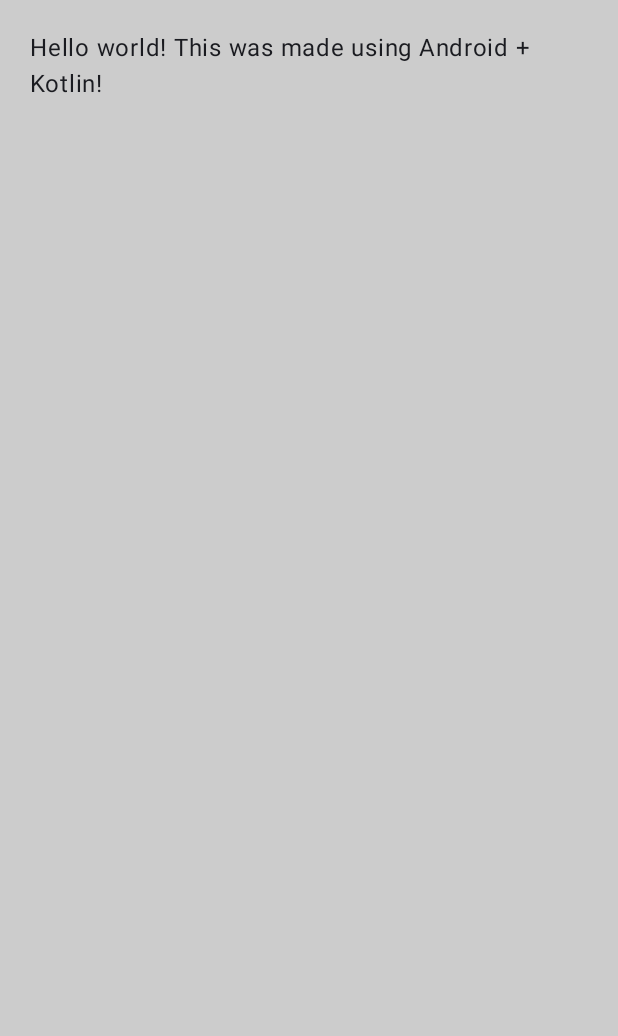
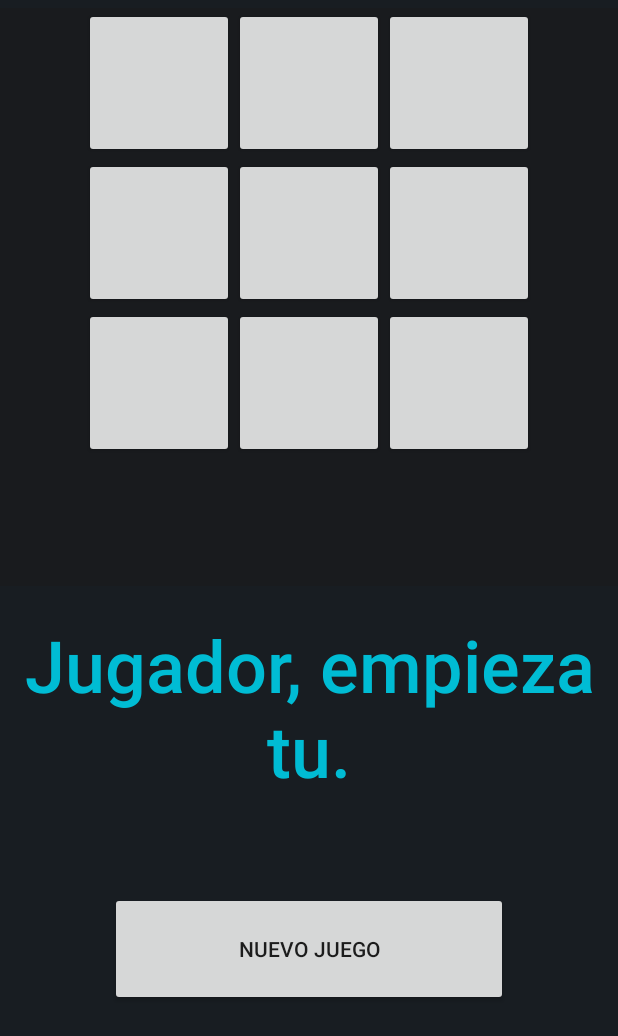
Before and after one commit to bjportelac/DADM_2023II, an Android app built with Jetpack Compose: the screen it shows after launch (MainActivity), on a phone screen of 412 x 824 dp. Shown: the top 1036 px of the screen. Run offline under Robolectric (Android 15) with nearby library versions, the phone set to English and light mode, and no system bars.

Commit message:
Done: Finished Reto 3
- Added TicTacToeGame logic as a java class
- Modified mainActivity to call all methods
- Modified Layout accordingly
- Added String to handle internal resources

```diff
--- a/app/src/main/java/com/dadm/retocero/MainActivity.kt
+++ b/app/src/main/java/com/dadm/retocero/MainActivity.kt
@@ -1,51 +1,93 @@
 package com.dadm.retocero
 
+import android.graphics.Color
 import android.os.Bundle
+import android.widget.Button
+import android.widget.TextView
 import androidx.activity.ComponentActivity
-import androidx.activity.compose.setContent
-import androidx.compose.foundation.layout.fillMaxSize
-import androidx.compose.foundation.layout.padding
-import androidx.compose.material3.MaterialTheme
-import androidx.compose.material3.Surface
-import androidx.compose.material3.Text
-import androidx.compose.runtime.Composable
-import androidx.compose.ui.Modifier
-import androidx.compose.ui.graphics.Color
-import androidx.compose.ui.tooling.preview.Preview
-import androidx.compose.ui.unit.dp
-import com.dadm.retocero.ui.theme.RetoCeroTheme
+import com.dadm.retocero.dto.TicTacToeGame
 
 class MainActivity : ComponentActivity() {
+
+    private var mGame: TicTacToeGame? = null //Represents the internal state of the game
+    private lateinit var mBoardButtons: Array<Button> // Buttons making up the board
+    private lateinit var mInfoTextView: TextView // Various text displayed
+    private lateinit var mReset: Button
+
     override fun onCreate(savedInstanceState: Bundle?) {
         super.onCreate(savedInstanceState)
-        setContent {
-            RetoCeroTheme {
-                // A surface container using the 'background' color from the theme
-                Surface(
-                    modifier = Modifier.fillMaxSize(),
-                    color = MaterialTheme.colorScheme.background
-                ) {
-                    Greeting("Android + Kotlin")
+        setContentView(R.layout.layout)
+
+        mBoardButtons = Array(TicTacToeGame.BOARD_SIZE){ Button(this)}
+        mBoardButtons[0] = findViewById(R.id.one)
+        mBoardButtons[1] = findViewById(R.id.two)
+        mBoardButtons[2] = findViewById(R.id.three)
+        mBoardButtons[3] = findViewById(R.id.four)
+        mBoardButtons[4] = findViewById(R.id.five)
+        mBoardButtons[5] = findViewById(R.id.six)
+        mBoardButtons[6] = findViewById(R.id.seven)
+        mBoardButtons[7] = findViewById(R.id.eight)
+        mBoardButtons[8] = findViewById(R.id.nine)
+        mInfoTextView = findViewById(R.id.information)
+
+        mReset = findViewById(R.id.newGame)
+        mReset.setOnClickListener {
+            startNewGame()
+        }
+
+        mGame = TicTacToeGame()
+
+        startNewGame()
+
+
+    }
+
+    private fun startNewGame(){
+        clearVisibleBoard()
+        mGame?.clearBoard()
+        mInfoTextView.text = resources.getText(R.string.first_human)
+    }
+
+    private fun clearVisibleBoard(){
+        mBoardButtons.forEachIndexed { index, button ->
+            button.text = " "
+            button.isEnabled = true
+            button.setOnClickListener{ onClickListener(index) }
+        }
+    }
+
+    private fun onClickListener(index: Int) {
+        if(mBoardButtons[index].isEnabled){
+            setMove(TicTacToeGame.HUMAN_PLAYER,index)
+
+            var winner = mGame?.checkForWinner()
+            if(winner == 0){
+                mInfoTextView.text = resources.getText(R.string.turn_computer)
+                val move : Int? = mGame?.computerMove
+                if (move != null) {
+                    setMove(TicTacToeGame.COMPUTER_PLAYER,move)
                 }
+                winner = mGame?.checkForWinner()
+            }
+
+            when(winner){
+                0 -> mInfoTextView.text = resources.getText(R.string.turn_human)
+                1 -> mInfoTextView.text = resources.getText(R.string.result_tie)
+                2 -> mInfoTextView.text = resources.getText(R.string.result_human_wins)
+                else -> mInfoTextView.text = resources.getText(R.string.result_computer_wins)
             }
         }
     }
+
+    private fun setMove(player:Char, location: Int){
+        mGame?.setMove(player, location)
+        mBoardButtons[location].isEnabled = false
+        mBoardButtons[location].text = player.toString()
+        if(player == TicTacToeGame.HUMAN_PLAYER){
+            mBoardButtons[location].setTextColor(Color.rgb(0,200,0))
+        }else{
+            mBoardButtons[location].setTextColor(Color.rgb(200,0,0))
+        }
+    }
+
 }
-
-@Composable
-fun Greeting(name: String, modifier: Modifier = Modifier) {
-    Surface(color = Color.LightGray){
-        Text(
-            text = "Hello world! This was made using $name!",
-            modifier = modifier.padding(20.dp)
-        )
-    }
-}
-
-@Preview(showBackground = true)
-@Composable
-fun GreetingPreview() {
-    RetoCeroTheme {
-        Greeting("Android + Kotlin")
-    }
-}
--- /dev/null
+++ b/app/src/main/java/com/dadm/retocero/dto/TicTacToeGame.java
@@ -0,0 +1,105 @@
+package com.dadm.retocero.dto;
+
+import java.util.Random;
+
+public class TicTacToeGame {
+
+    public static final int BOARD_SIZE = 9;
+    private char mBoard[] = new char[BOARD_SIZE];
+
+    // Characters used to represent the human, computer, and open spots
+    public static final char HUMAN_PLAYER = 'X';
+    public static final char COMPUTER_PLAYER = 'O';
+    public static final char OPEN_SPOT = ' ';
+
+    private Random mRand;
+
+    public TicTacToeGame() {
+        // Seed the random number generator
+        mRand = new Random();
+    }
+
+    /** Clear the board of all X's and O's by setting all spots to OPEN_SPOT. */
+    public void clearBoard(){
+        for(int i = 0; i < BOARD_SIZE; i++){
+            mBoard[i] = OPEN_SPOT;
+        }
+    }
+
+    /** Set the given player at the given location on the game board.
+     * The location must be available, or the board will not be changed.
+     *
+     * @param player - The HUMAN_PLAYER or COMPUTER_PLAYER
+     * @param location - The location (0-8) to place the move
+     */
+    public void setMove(char player, int location){
+        if(location < BOARD_SIZE && mBoard[location] == OPEN_SPOT){
+            mBoard[location] = player;
+        }
+    }
+    /** Return the best move for the computer to make. You must call setMove()
+     * to actually make the computer move to that location.
+     * @return The best move for the computer to make (0-8).
+     */
+    public int getComputerMove(){
+        int move = -1;
+        for(int i = 0; i < BOARD_SIZE; i++){
+            if(mBoard[i] != HUMAN_PLAYER && mBoard[i]!= COMPUTER_PLAYER){
+                char current = mBoard[i];
+                // First check if there's a move the computer can make to win
+                mBoard[i] = COMPUTER_PLAYER;
+                if(checkForWinner() == 3){
+                    return i;
+                }
+                // Check if there's a move the computer can make to block the human player from winning
+                mBoard[i] = HUMAN_PLAYER;
+                if(checkForWinner() == 2){
+                    move = i;
+                }
+                mBoard[i] = current;
+            }
+        }
+
+        // If no winning or blocking move was found, make a random move
+        if(move == -1){
+            do{
+                move = mRand.nextInt(BOARD_SIZE);
+            }while (mBoard[move] == HUMAN_PLAYER || mBoard[move] == COMPUTER_PLAYER);
+        }
+
+        return move;
+    }
+
+    /**
+     * Check for a winner and return a status value indicating who has won.
+     * @return Return 0 if no winner or tie yet, 1 if it's a tie, 2 if X won,
+     * or 3 if O won.
+     */
+    public int checkForWinner(){
+
+        int[][] winCombinations = new int[][] {
+                {0, 1, 2}, {3, 4, 5}, {6, 7, 8}, // rows
+                {0, 3, 6}, {1, 4, 7}, {2, 5, 8}, // columns
+                {0, 4, 8}, {2, 4, 6}  // diagonals
+        };
+
+        // Check for each winning combination
+        for (int[] combination : winCombinations) {
+            if (mBoard[combination[0]] == HUMAN_PLAYER && mBoard[combination[1]] == HUMAN_PLAYER && mBoard[combination[2]] == HUMAN_PLAYER)
+                return 2;
+            if (mBoard[combination[0]] == COMPUTER_PLAYER && mBoard[combination[1]] == COMPUTER_PLAYER && mBoard[combination[2]] == COMPUTER_PLAYER)
+                return 3;
+        }
+
+        // Check for tie
+        for (int i = 0; i < BOARD_SIZE; i++) {
+            // If we find a number, then no one has won yet
+            if (mBoard[i] != HUMAN_PLAYER && mBoard[i] != COMPUTER_PLAYER)
+                return 0;
+        }
+
+        return 1;
+
+    }
+
+}
--- /dev/null
+++ b/app/src/main/res/layout/layout.xml
@@ -0,0 +1,115 @@
+<?xml version="1.0" encoding="utf-8"?>
+<LinearLayout xmlns:android="http://schemas.android.com/apk/res/android"
+    android:layout_width="fill_parent"
+    android:layout_height="fill_parent"
+    android:background="#181D22"
+    android:gravity="center_horizontal"
+    android:orientation="vertical">
+
+    <TableLayout
+        android:id="@+id/play_grid"
+        android:layout_width="match_parent"
+        android:layout_height="385dp"
+        android:layout_gravity="center_vertical"
+        android:layout_marginTop="5dp"
+        android:background="#801B1B1B">
+
+        <TableRow android:gravity="center_horizontal">
+
+            <Button
+                android:id="@+id/one"
+                android:layout_width="100dp"
+                android:layout_height="100dp"
+                android:fontFamily="sans-serif-black"
+                android:text="@string/_1"
+                android:textSize="70sp" />
+
+            <Button
+                android:id="@+id/two"
+                android:layout_width="100dp"
+                android:layout_height="100dp"
+                android:fontFamily="sans-serif-black"
+                android:text="@string/_2"
+                android:textSize="70sp" />
+
+            <Button
+                android:id="@+id/three"
+                android:layout_width="100dp"
+                android:layout_height="100dp"
+                android:fontFamily="sans-serif-black"
+                android:text="@string/_3"
+                android:textSize="70sp" />
+        </TableRow>
+
+        <TableRow android:gravity="center_horizontal">
+
+            <Button
+                android:id="@+id/four"
+                android:layout_width="100dp"
+                android:layout_height="100dp"
+                android:fontFamily="sans-serif-black"
+                android:text="@string/_4"
+                android:textSize="70sp" />
+
+            <Button
+                android:id="@+id/five"
+                android:layout_width="100dp"
+                android:layout_height="100dp"
+                android:fontFamily="sans-serif-black"
+                android:text="@string/_5"
+                android:textSize="70sp" />
+
+            <Button
+                android:id="@+id/six"
+                android:layout_width="100dp"
+                android:layout_height="100dp"
+                android:fontFamily="sans-serif-black"
+                android:text="@string/_6"
+                android:textSize="70sp" />
+        </TableRow>
+
+        <TableRow android:gravity="center_horizontal">
+
+            <Button
+                android:id="@+id/seven"
+                android:layout_width="100dp"
+                android:layout_height="100dp"
+                android:fontFamily="sans-serif-black"
+                android:text="@string/_7"
+                android:textSize="70sp" />
+
+            <Button
+                android:id="@+id/eight"
+                android:layout_width="100dp"
+                android:layout_height="100dp"
+                android:fontFamily="sans-serif-black"
+                android:text="@string/_8"
+                android:textSize="70sp" />
+
+            <Button
+                android:id="@+id/nine"
+                android:layout_width="100dp"
+                android:layout_height="100dp"
+                android:fontFamily="sans-serif-black"
+                android:text="@string/_9"
+                android:textSize="70sp" />
+        </TableRow>
+    </TableLayout>
+
+    <TextView
+        android:id="@+id/information"
+        android:layout_width="fill_parent"
+        android:layout_height="184dp"
+        android:layout_marginTop="20dp"
+        android:fontFamily="sans-serif-medium"
+        android:gravity="center_horizontal"
+        android:text="@string/info"
+        android:textColor="#00BCD4"
+        android:textSize="48sp" />
+
+    <Button
+        android:id="@+id/newGame"
+        android:layout_width="265dp"
+        android:layout_height="76dp"
+        android:text="@string/newGame" />
+</LinearLayout>
--- a/app/src/main/res/values/strings.xml
+++ b/app/src/main/res/values/strings.xml
@@ -1,3 +1,21 @@
 <resources>
-    <string name="app_name">RetoCero</string>
+    <string name="app_name">RetoTres</string>
+    <string name="_1">1</string>
+    <string name="_2">2</string>
+    <string name="_3">3</string>
+    <string name="_4">4</string>
+    <string name="_5">5</string>
+    <string name="_6">6</string>
+    <string name="_7">7</string>
+    <string name="_8">8</string>
+    <string name="_9">9</string>
+    <string name="info">Info</string>
+    <string name="newGame">Nuevo Juego</string>
+
+    <string name="first_human">Jugador, empieza tu.</string>
+    <string name="turn_human">Tu turno.</string>
+    <string name="turn_computer">Turno de Android.</string>
+    <string name="result_tie">Es un empate!.</string>
+    <string name="result_human_wins">Ganaste!</string>
+    <string name="result_computer_wins">Android gano!</string>
 </resources>
```
